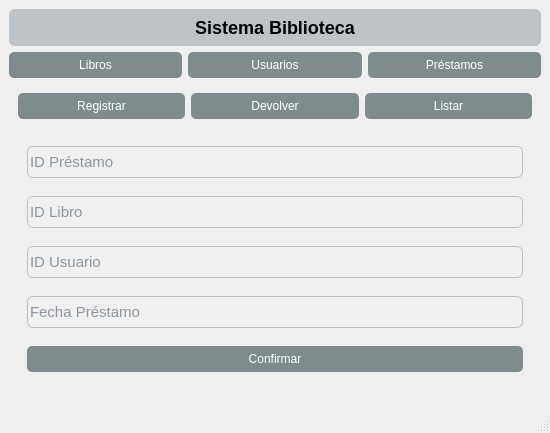
Old version of the form mainwindow.ui in the repository DrosherJC/Proyecto-biblioteca-CRUD.
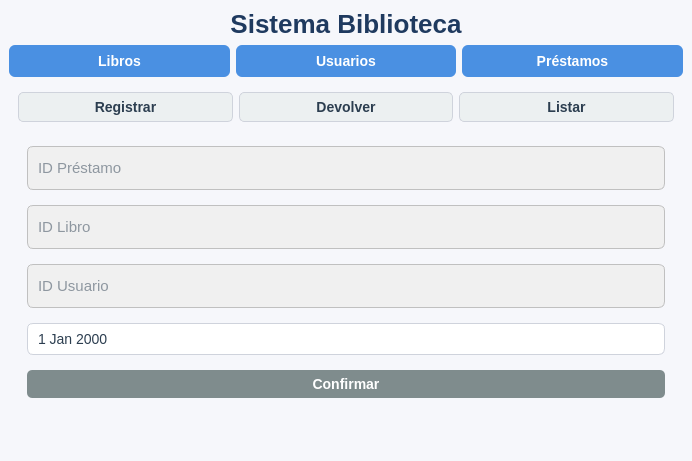
New version of the form. The open tabs and pages were chosen to show the change.

Commit message: Modificación de colores y diseño a la interfaz

What changed in the file:
```diff
--- a/mainwindow.ui
+++ b/mainwindow.ui
@@ -6,27 +6,130 @@
    <rect>
     <x>0</x>
     <y>0</y>
-    <width>550</width>
-    <height>433</height>
+    <width>692</width>
+    <height>461</height>
    </rect>
   </property>
   <property name="windowTitle">
    <string>Sistema Biblioteca - CRUD</string>
   </property>
+  <property name="styleSheet">
+   <string notr="true">QMainWindow, QWidget {
+    background-color: #f6f7fb;
+    font-family: &quot;Segoe UI&quot;;
+    font-size: 14px;
+}
+
+QLabel {
+    color: #2c3e50;
+}
+
+QLabel#lblTitulo {
+    font-size: 26px;
+    font-weight: bold;
+    color: #1f3a5f;
+}
+
+QLineEdit {
+    background-color: #ffffff;
+    color: #2c3e50;
+    border: 1px solid #cfd3dc;
+    border-radius: 6px;
+    padding: 6px 8px;
+    font-size: 14px;
+}
+
+QLineEdit:focus {
+    border: 1px solid #4a90e2;
+    background-color: #ffffff;
+}
+
+QDateEdit {
+    background-color: #ffffff;
+    color: #2c3e50;
+    border: 1px solid #cfd3dc;
+    border-radius: 6px;
+    padding: 6px 8px;
+    font-size: 14px;
+}
+
+QDateEdit:focus {
+    border: 1px solid #4a90e2;
+}
+
+QDateEdit::up-button,
+QDateEdit::down-button {
+    width: 0px;
+    height: 0px;
+    border: none;
+}
+
+QPushButton {
+    background-color: #4a90e2;
+    color: white;
+    border: none;
+    border-radius: 6px;
+    padding: 8px 14px;
+    font-weight: 500;
+}
+
+QPushButton:hover {
+    background-color: #3b7dc4;
+}
+
+QPushButton:pressed {
+    background-color: #316aa3;
+}
+
+QTableWidget {
+    background-color: #ffffff;
+    border: 1px solid #cfd3dc;
+    border-radius: 6px;
+    gridline-color: #e5e7eb;
+}
+
+QHeaderView::section {
+    background-color: #eef1f6;
+    color: #2c3e50;
+    font-weight: bold;
+    padding: 6px;
+    border: none;
+}
+
+QTableWidget::item {
+    padding: 6px;
+}
+
+QTableWidget::item:selected {
+    background-color: #dce9f9;
+    color: #2c3e50;
+}
+
+QStackedWidget {
+    background-color: transparent;
+}
+
+QScrollBar:vertical {
+    width: 8px;
+    background: transparent;
+}
+
+QScrollBar::handle:vertical {
+    background: #cfd3dc;
+    border-radius: 4px;
+}
+
+QScrollBar::handle:vertical:hover {
+    background: #b0b5bf;
+}
+</string>
+  </property>
   <widget class="QWidget" name="centralwidget">
    <layout class="QVBoxLayout">
     <item>
      <widget class="QLabel" name="lblTitulo">
       <property name="styleSheet">
-       <string notr="true">
-QLabel {
-    font-size: 18px;
-    font-weight: bold;
-    padding: 8px;
-    background-color: #bdc3c7;
-    border-radius: 6px;
-}
-       </string>
+       <string notr="true"/>
       </property>
       <property name="text">
        <string>Sistema Biblioteca</string>
@@ -41,17 +144,7 @@
       <item>
        <widget class="QPushButton" name="btnLibros">
         <property name="styleSheet">
-         <string notr="true">
-QPushButton {
-    background-color: #7f8c8d;
-    color: white;
-    border-radius: 5px;
-    padding: 6px 12px;
-}
-QPushButton:hover {
-    background-color: #95a5a6;
-}
-         </string>
+         <string notr="true"/>
         </property>
         <property name="text">
          <string>Libros</string>
@@ -61,17 +154,7 @@
       <item>
        <widget class="QPushButton" name="btnUsuarios">
         <property name="styleSheet">
-         <string notr="true">
-QPushButton {
-    background-color: #7f8c8d;
-    color: white;
-    border-radius: 5px;
-    padding: 6px 12px;
-}
-QPushButton:hover {
-    background-color: #95a5a6;
-}
-         </string>
+         <string notr="true"/>
         </property>
         <property name="text">
          <string>Usuarios</string>
@@ -81,17 +164,7 @@
       <item>
        <widget class="QPushButton" name="btnPrestamos">
         <property name="styleSheet">
-         <string notr="true">
-QPushButton {
-    background-color: #7f8c8d;
-    color: white;
-    border-radius: 5px;
-    padding: 6px 12px;
-}
-QPushButton:hover {
-    background-color: #95a5a6;
-}
-         </string>
+         <string notr="true"/>
         </property>
         <property name="text">
          <string>Préstamos</string>
@@ -215,6 +288,17 @@
          <layout class="QHBoxLayout">
           <item>
            <widget class="QPushButton" name="btnPrestamoRegistrar">
+            <property name="styleSheet">
+             <string notr="true">QPushButton {
+    background-color: #ecf0f1;
+    color: #2c3e50;
+    border: 1px solid #cfd3dc;
+}
+
+QPushButton:hover {
+    background-color: #e0e4e7;
+}</string>
+            </property>
             <property name="text">
              <string>Registrar</string>
             </property>
@@ -222,6 +306,17 @@
           </item>
           <item>
            <widget class="QPushButton" name="btnPrestamoDevolver">
+            <property name="styleSheet">
+             <string notr="true">QPushButton {
+    background-color: #ecf0f1;
+    color: #2c3e50;
+    border: 1px solid #cfd3dc;
+}
+
+QPushButton:hover {
+    background-color: #e0e4e7;
+}</string>
+            </property>
             <property name="text">
              <string>Devolver</string>
             </property>
@@ -230,17 +325,15 @@
           <item>
            <widget class="QPushButton" name="btnPrestamoListar">
             <property name="styleSheet">
-             <string notr="true">
-QPushButton {
-    background-color: #7f8c8d;
-    color: white;
-    border-radius: 5px;
-    padding: 6px 12px;
+             <string notr="true">QPushButton {
+    background-color: #ecf0f1;
+    color: #2c3e50;
+    border: 1px solid #cfd3dc;
 }
+
 QPushButton:hover {
-    background-color: #95a5a6;
-}
-             </string>
+    background-color: #e0e4e7;
+}</string>
             </property>
             <property name="text">
              <string>Listar</string>
@@ -290,11 +383,7 @@
              </widget>
             </item>
             <item>
-             <widget class="QLineEdit" name="txtPrestamoFecha">
-              <property name="placeholderText">
-               <string>Fecha Préstamo</string>
-              </property>
-             </widget>
+             <widget class="QDateEdit" name="txtPrestamoFecha"/>
             </item>
             <item>
              <widget class="QPushButton" name="btnConfirmarPrestamo">
```
Left out of the diff: 37 changed lines with no effect on the pictures. The commit also changes 2 other files.
